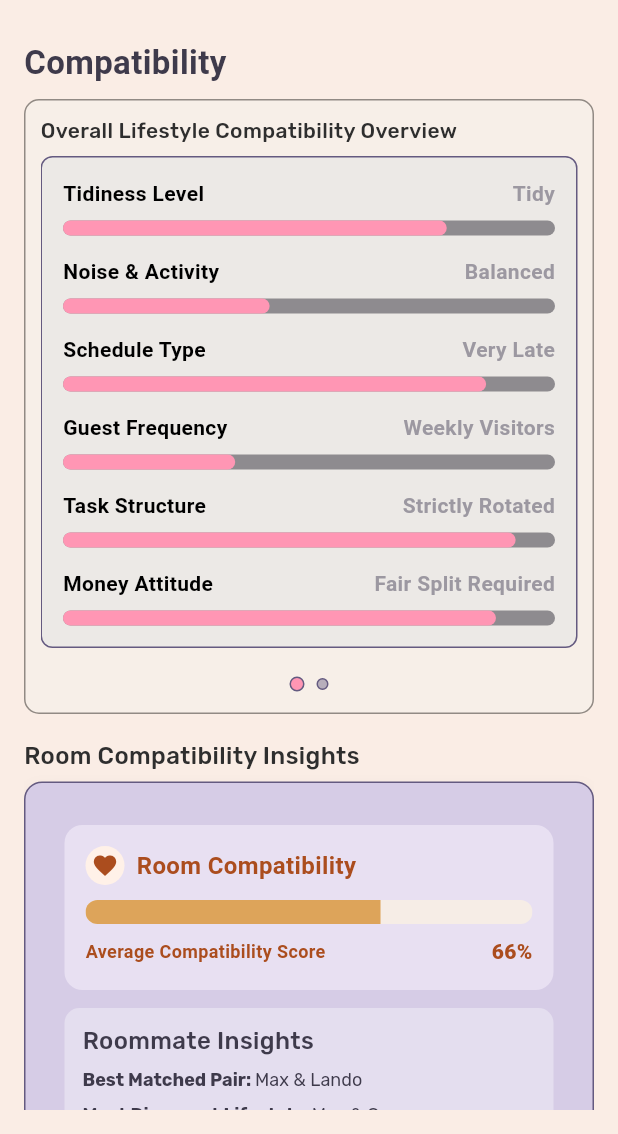
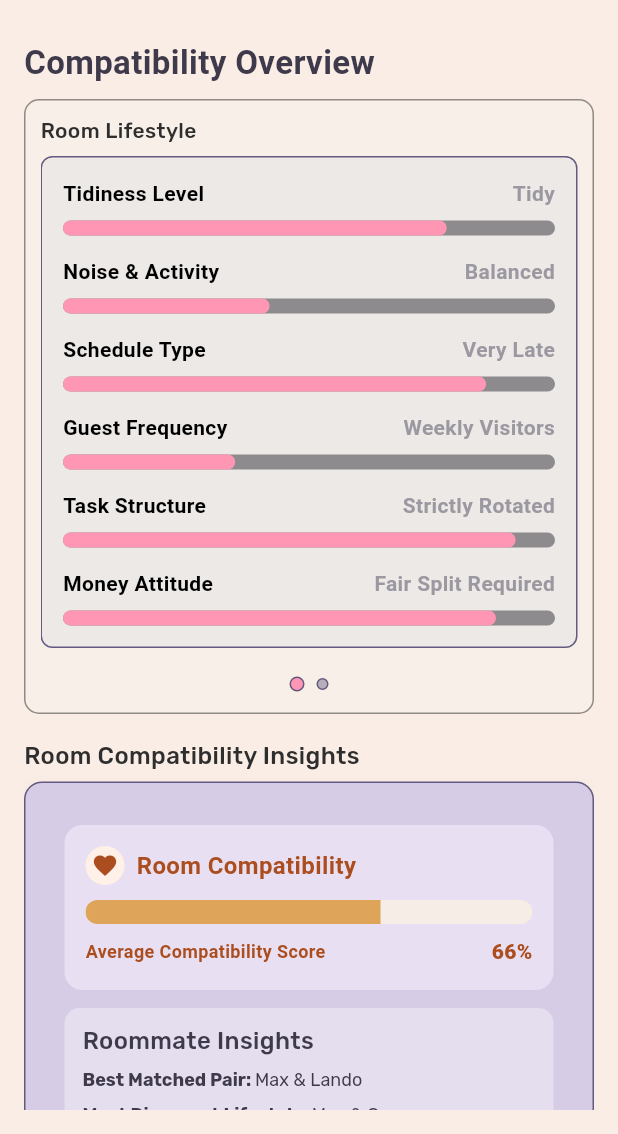
Before and after one commit to FairNest/FairNest, a Flutter app: the CompatibilityPage screen opened directly, on a phone screen of 412 x 824 dp, the part 102-1236 px from its top. Run offline on Flutter 3.47's test engine with Material 3 defaults, Android fonts, the phone set to English and light mode, and no system bars; our stand-ins replace dio, flutter_secure_storage, google_fonts, jwt_decoder; accounts and stored records are empty; Roboto replaces fonts that are missing (Krub).

Commit message:
minor major alpha beta gamma changes

```diff
--- a/fairnestui/lib/pages/Compatibility/CompatibilityPage.dart
+++ b/fairnestui/lib/pages/Compatibility/CompatibilityPage.dart
@@ -80,7 +80,7 @@ class _CompatibilityPageState extends State<CompatibilityPage> {
           child: Column(
             crossAxisAlignment: CrossAxisAlignment.start,
             children: [
-              Text('Compatibility',
+              Text('Compatibility Overview',
                   style:
                       AppFonts.heading1.copyWith(color: AppColors.textPurple)),
               const SizedBox(height: 12),
@@ -97,11 +97,11 @@ class _CompatibilityPageState extends State<CompatibilityPage> {
                 ),
                 pages: [
                   _OverviewPane(
-                    title: 'Overall Lifestyle Compatibility Overview',
+                    title: 'Room Lifestyle',
                     metrics: overallMetrics,
                   ),
                   _OverviewPane(
-                    title: 'Your Lifestyle Overview',
+                    title: 'Your Lifestyle',
                     metrics: yourMetrics,
                   ),
                 ],
--- a/fairnestui/lib/pages/Settings/SettingPage.dart
+++ b/fairnestui/lib/pages/Settings/SettingPage.dart
@@ -15,7 +15,7 @@ class SettingsPage extends StatelessWidget {
   TextStyle get _titleStyle => const TextStyle(
         fontFamily: 'Krub',
         fontWeight: FontWeight.w700,
-        color: Colors.black,
+        color: AppColors.darkPurple,
       );
 
   TextStyle get _sectionTitleStyle => const TextStyle(
--- a/fairnestui/lib/pages/UserProfilePage.dart
+++ b/fairnestui/lib/pages/UserProfilePage.dart
@@ -13,8 +13,8 @@ import 'package:fairnestui/components/MainButton.dart';
 class MyProfilePage extends StatelessWidget {
   const MyProfilePage({
     super.key,
-    this.name = 'Max',
-    this.avatarAsset = 'assets/images/fairnest.png',
+    this.name = 'George',
+    this.avatarAsset = 'assets/images/poke.png',
     this.about =
         "I’m a night owl who loves sketching and ambient music. I’m mostly quiet "
             "but love the occasional deep convos in the kitchen. I keep my space tidy, "
@@ -41,6 +41,7 @@ class MyProfilePage extends StatelessWidget {
             children: [
               AppHeader(
                 title: 'My Profile',
+                rightType: AppHeaderRightType.notification,
                 onNotificationTap: () {
                   ScaffoldMessenger.of(context).showSnackBar(
                     const SnackBar(content: Text('Notifications tapped')),
--- a/fairnestui/lib/widgets/room_header_appbar.dart
+++ b/fairnestui/lib/widgets/room_header_appbar.dart
@@ -1,5 +1,6 @@
 import 'package:fairnestui/Notification/NotificationPage.dart';
 import 'package:fairnestui/pages/Settings/SettingPage.dart';
+import 'package:fairnestui/pages/UserProfilePage.dart';
 import 'package:flutter/material.dart';
 import 'package:fairnestui/theme/app_colors.dart';
 import 'package:fairnestui/theme/app_fonts.dart';
@@ -13,6 +14,7 @@ class RoomHeaderAppBar extends StatelessWidget implements PreferredSizeWidget {
     required this.scoreText,
     required this.progress, // 0..1 (real value)
     this.onTapNotifications,
+    this.onTapProfile,
     this.onTapSettings,
     this.height = 88,
   });
@@ -23,6 +25,7 @@ class RoomHeaderAppBar extends StatelessWidget implements PreferredSizeWidget {
   final double progress; // 0..1 (real value)
   final VoidCallback? onTapNotifications;
   final VoidCallback? onTapSettings;
+  final VoidCallback? onTapProfile;
   final double height;
 
   @override
@@ -40,12 +43,24 @@ class RoomHeaderAppBar extends StatelessWidget implements PreferredSizeWidget {
           padding: const EdgeInsets.symmetric(horizontal: 16, vertical: 12),
           child: Row(
             children: [
-              CircleAvatar(
-                radius: 24,
-                backgroundColor:
-                    avatarColor ?? AppColors.textOrange.withOpacity(0.6),
-                backgroundImage:
-                    avatarImage, // ✅ always shows Pikachu (or overridden)
+              Material(
+                color: Colors.transparent,
+                child: InkWell(
+                  onTap: () {
+                    Navigator.push(
+                      context,
+                      MaterialPageRoute(
+                          builder: (context) => const MyProfilePage()),
+                    );
+                  }, // 🔗 fires your navigation
+                  borderRadius: BorderRadius.circular(28),
+                  child: CircleAvatar(
+                    radius: 24,
+                    backgroundColor:
+                        avatarColor ?? AppColors.textOrange.withOpacity(0.6),
+                    backgroundImage: avatarImage,
+                  ),
+                ),
               ),
               const SizedBox(width: 12),
 
```
Also changed, not shown: fairnestui/lib/Notification/NotificationPage.dart (+19 -1 lines), fairnestui/lib/widgets/app_header.dart (+9 -3 lines).
